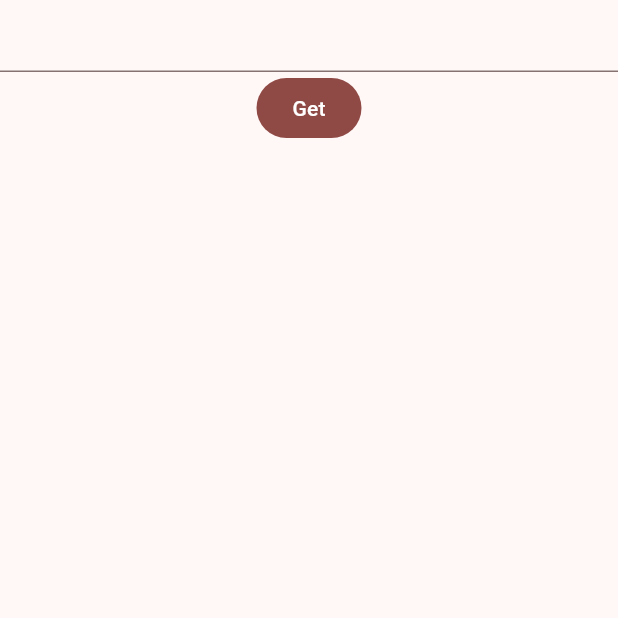
After one commit to flavianz/tv-oberwil, a Flutter app: the Assignment screen opened directly, on a phone screen of 412 x 824 dp, the top half of it. The commit adds this screen. Run offline on Flutter 3.47's test engine with Material 3 defaults, Android fonts, the phone set to English and light mode, and no system bars; our stand-ins replace cloud_firestore, cloud_functions, diacritic, firebase_auth, firebase_core, flutter_riverpod and 1 more; missing offline and left inert: firebase_ui_auth, firebase_ui_oauth_google; accounts and stored records are empty.

Commit message:
very basic member assignment

```diff
--- /dev/null
+++ b/lib/screens/norole/assignment.dart
@@ -0,0 +1,34 @@
+import 'package:cloud_functions/cloud_functions.dart';
+import 'package:flutter/material.dart';
+
+class Assignment extends StatefulWidget {
+  const Assignment({super.key});
+
+  @override
+  State<Assignment> createState() => _AssignmentState();
+}
+
+class _AssignmentState extends State<Assignment> {
+  final controller = TextEditingController();
+
+  @override
+  Widget build(BuildContext context) {
+    return Scaffold(
+      body: Center(
+        child: Column(
+          children: [
+            TextField(controller: controller),
+            FilledButton(
+              onPressed: () {
+                FirebaseFunctions.instanceFor(region: "europe-west3")
+                    .httpsCallable("assignUserToMember")
+                    .call({"cipher": controller.text});
+              },
+              child: Text("Get"),
+            ),
+          ],
+        ),
+      ),
+    );
+  }
+}
--- a/pubspec.yaml
+++ b/pubspec.yaml
@@ -43,6 +43,7 @@ dependencies:
   cloud_firestore: ^5.6.8
   flutter_riverpod: ^2.6.1
   diacritic: ^0.1.6
+  cloud_functions: ^5.6.2
 
 dev_dependencies:
   flutter_test:
```
Also changed, not shown: lib/components/app.dart (+5 -2 lines), lib/main.dart (+16 -0 lines), lib/screens/admin/member_details.dart (+100 -0 lines), pubspec.lock, 4 other files.
